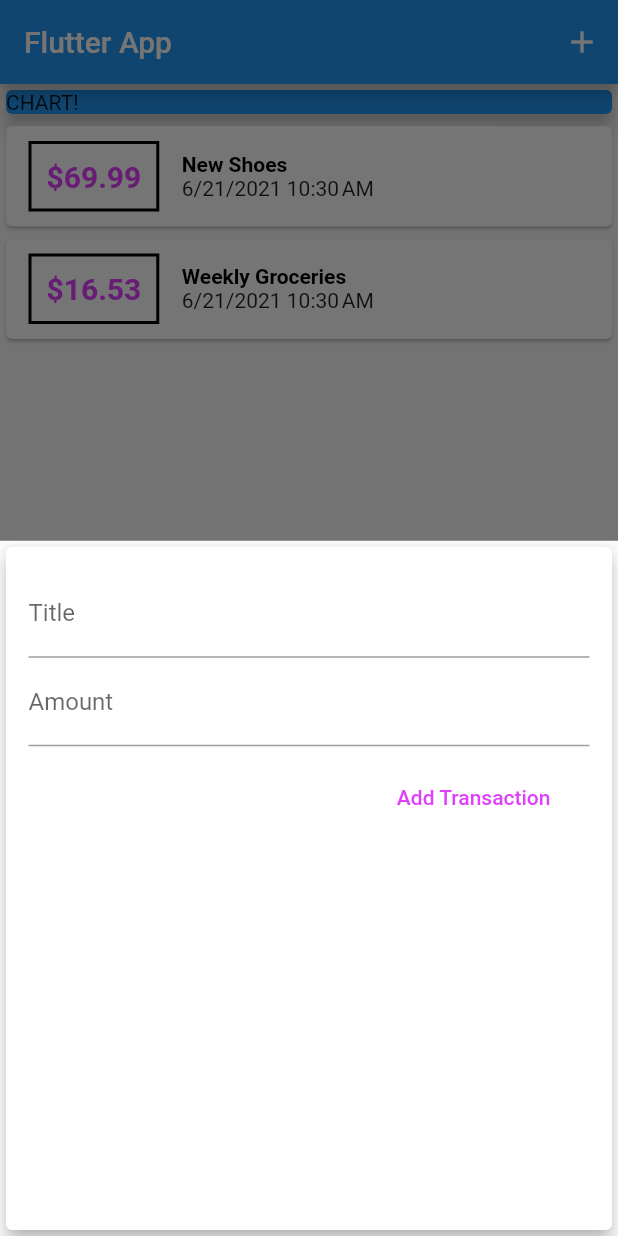
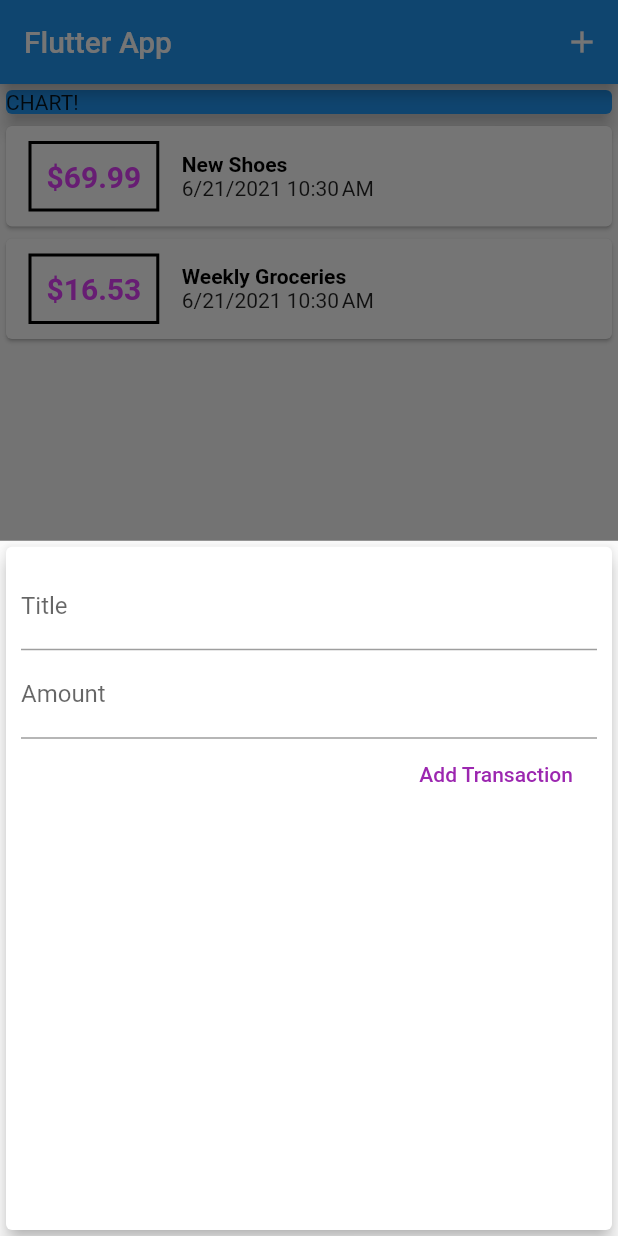
Before and after one commit to rahmanonik18/F_MPOPersonalExpense, a Flutter app: the screen it shows after launch, after a tap on the "add" icon, on a phone screen of 412 x 824 dp. Run offline on Flutter 3.47's test engine with Material 2 defaults, Android fonts, the phone set to English and light mode, and no system bars.

Commit message:
Bottom sheet click

```diff
--- a/lib/widgets/new_transactions.dart
+++ b/lib/widgets/new_transactions.dart
@@ -19,6 +19,7 @@ class NewTransaction extends StatelessWidget {
     addTx(enteredtitle, enteredamount);
   }
   @override
+  /*
   Widget build(BuildContext context) {
     return Card(
       elevation: 5,
@@ -26,7 +27,6 @@ class NewTransaction extends StatelessWidget {
         margin: EdgeInsets.all(10),
         padding: EdgeInsets.all(5),
         child: Column(
-          crossAxisAlignment: CrossAxisAlignment.end,
           children: <Widget>[
             TextField(
               decoration: InputDecoration(labelText: "Title"),
@@ -59,4 +59,39 @@ class NewTransaction extends StatelessWidget {
       ),
     );
   }
+
+  */
+  Widget build(BuildContext context) {
+    return Card(
+      elevation: 5,
+      child: Container(
+        padding: EdgeInsets.all(10),
+        child: Column(
+          crossAxisAlignment: CrossAxisAlignment.end,
+          children: <Widget>[
+            TextField(
+              decoration: InputDecoration(labelText: 'Title'),
+              controller: titleController,
+              onSubmitted: (_) => submitData(),
+              // onChanged: (val) {
+              //   titleInput = val;
+              // },
+            ),
+            TextField(
+              decoration: InputDecoration(labelText: 'Amount'),
+              controller: amountController,
+              keyboardType: TextInputType.number,
+              onSubmitted: (_) => submitData(),
+              // onChanged: (val) => amountInput = val,
+            ),
+            FlatButton(
+              child: Text('Add Transaction'),
+              textColor: Colors.purple,
+              onPressed: submitData,
+            ),
+          ],
+        ),
+      ),
+    );
+  }
 }
```
